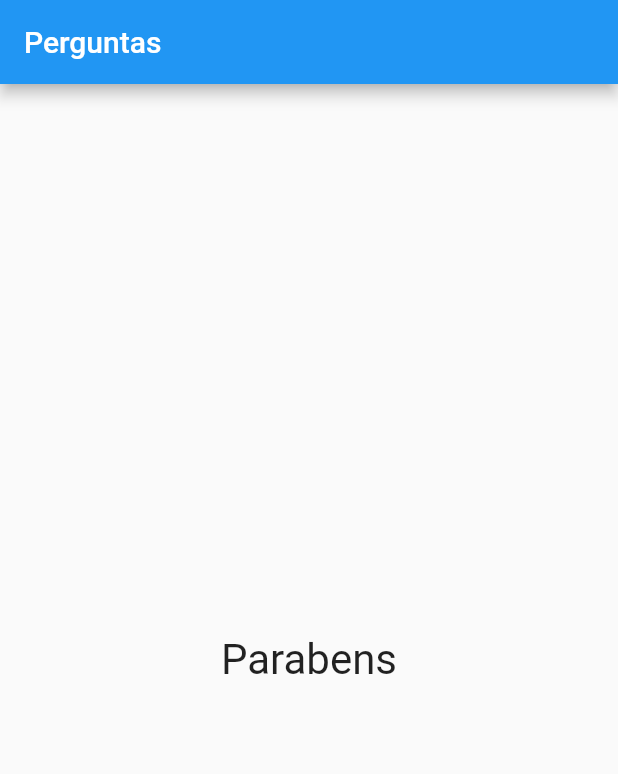
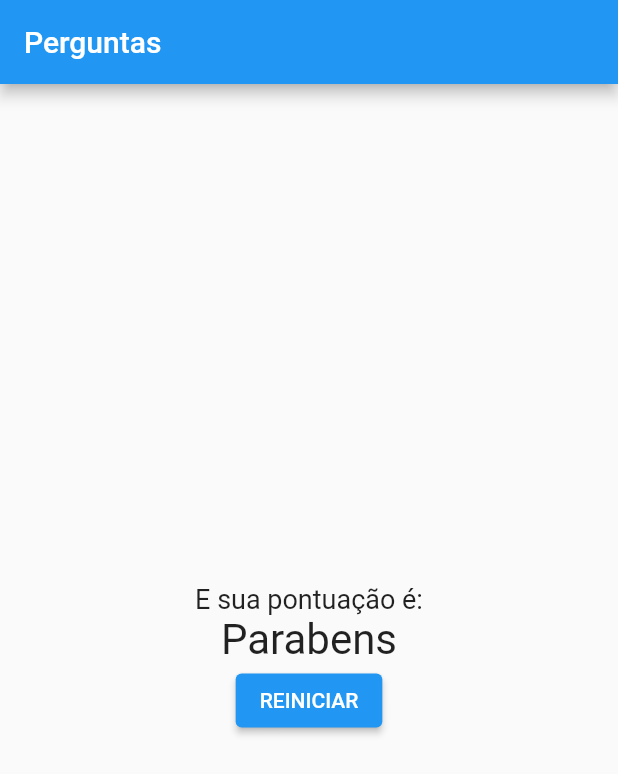
Before and after one commit to adejar12/flutter, a Flutter app: the screen it shows after launch, after a tap on "Verde", after a tap on "Gato", after a tap on "Batman", on a phone screen of 412 x 824 dp. Shown: the top 774 px of the screen. Run offline on Flutter 3.47's test engine with Material 2 defaults, Android fonts, the phone set to English and light mode, and no system bars.

Commit message:
feat: finish project

```diff
--- a/projeto_perguntas/lib/main.dart
+++ b/projeto_perguntas/lib/main.dart
@@ -55,6 +55,13 @@ class _PerguntaAppState extends State<PerguntaApp> {
     });
   }
 
+  void _reiniciarQuestionario() {
+    setState(() {
+      _perguntaSelecionada = 0;
+      _pontuacaoTotal = 0;
+    });
+  }
+
   bool get temPerguntaSelecionada {
     return _perguntaSelecionada < perguntas.length;
   }
@@ -85,7 +92,10 @@ class _PerguntaAppState extends State<PerguntaApp> {
                 titulo: perguntas[_perguntaSelecionada].pergunta,
                 respostas: widgets,
               )
-            : Resultado(_pontuacaoTotal),
+            : Resultado(
+                pontucao: _pontuacaoTotal,
+                reiniciarQuestionario: _reiniciarQuestionario,
+              ),
       ),
     );
   }
--- a/projeto_perguntas/lib/resultado.dart
+++ b/projeto_perguntas/lib/resultado.dart
@@ -2,6 +2,7 @@ import 'package:flutter/material.dart';
 
 class Resultado extends StatelessWidget {
   final int pontucao;
+  final void Function() reiniciarQuestionario;
 
   String get fraseResultado {
     if (pontucao < 80) {
@@ -13,15 +14,33 @@ class Resultado extends StatelessWidget {
     }
   }
 
-  const Resultado(this.pontucao, {Key? key}) : super(key: key);
+  const Resultado(
+      {required this.pontucao, required this.reiniciarQuestionario});
 
   @override
   Widget build(BuildContext context) {
-    return Center(
-      child: Text(
-        fraseResultado,
-        style: TextStyle(fontSize: 28),
-      ),
+    return Column(
+      mainAxisAlignment: MainAxisAlignment.center,
+      children: [
+        Text(
+          'E sua pontuação é:',
+          style: TextStyle(fontSize: 18),
+        ),
+        Center(
+          child: Text(
+            fraseResultado,
+            style: TextStyle(fontSize: 28),
+          ),
+        ),
+        ElevatedButton(
+          onPressed: () => reiniciarQuestionario(),
+          child: Text('REINICIAR'),
+          style: ElevatedButton.styleFrom(
+            primary: Colors.blue,
+            onPrimary: Colors.white,
+          ),
+        ),
+      ],
     );
   }
 }
```
